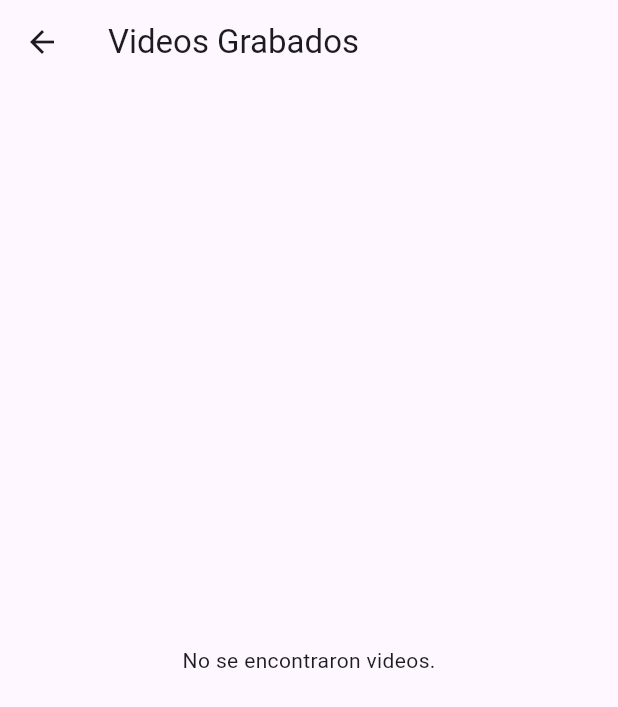
After one commit to QuipuTalk/mobile, a Flutter app: the VideoListScreen screen opened directly, on a phone screen of 412 x 824 dp. The commit adds this screen. Shown: the top 707 px of the screen. Run offline on Flutter 3.47's test engine with Material 3 defaults, Android fonts, the light colour scheme and no system bars; our stand-ins replace camera, permission_handler, video_player.

Commit message:
feat: Prueba grabación y almacenamiento de videos

```diff
--- /dev/null
+++ b/lib/screens/video_list_screen.dart
@@ -0,0 +1,73 @@
+import 'package:flutter/material.dart';
+import 'package:path_provider/path_provider.dart';
+import 'dart:io';
+import 'video_player_screen.dart'; // Importa la pantalla de reproducción de video
+
+class VideoListScreen extends StatefulWidget {
+  @override
+  _VideoListScreenState createState() => _VideoListScreenState();
+}
+
+class _VideoListScreenState extends State<VideoListScreen> {
+  late Future<List<File>> _videoFiles;
+
+  @override
+  void initState() {
+    super.initState();
+    _videoFiles = _getVideoFiles();
+  }
+
+  Future<List<File>> _getVideoFiles() async {
+    final directory = await getApplicationDocumentsDirectory();
+    final videoDir = Directory(directory.path);
+    List<File> videoFiles = [];
+
+    try {
+      videoFiles = videoDir.listSync().where((item) {
+        return item.path.endsWith(".mp4");
+      }).map((item) => File(item.path)).toList();
+    } catch (e) {
+      print("Error obteniendo los videos: $e");
+    }
+
+    return videoFiles;
+  }
+
+  @override
+  Widget build(BuildContext context) {
+    return Scaffold(
+      appBar: AppBar(title: Text('Videos Grabados')),
+      body: FutureBuilder<List<File>>(
+        future: _videoFiles,
+        builder: (context, snapshot) {
+          if (snapshot.connectionState == ConnectionState.done) {
+            if (snapshot.hasData && snapshot.data!.isNotEmpty) {
+              return ListView.builder(
+                itemCount: snapshot.data!.length,
+                itemBuilder: (context, index) {
+                  final videoFile = snapshot.data![index];
+                  return ListTile(
+                    title: Text('Video ${index + 1}'),
+                    subtitle: Text(videoFile.path),
+                    onTap: () {
+                      Navigator.push(
+                        context,
+                        MaterialPageRoute(
+                          builder: (context) => VideoPlayerScreen(videoPath: videoFile.path),
+                        ),
+                      );
+                    },
+                  );
+                },
+              );
+            } else {
+              return Center(child: Text('No se encontraron videos.'));
+            }
+          } else {
+            return Center(child: CircularProgressIndicator());
+          }
+        },
+      ),
+    );
+  }
+}
--- a/pubspec.yaml
+++ b/pubspec.yaml
@@ -30,7 +30,10 @@ environment:
 dependencies:
   flutter:
     sdk: flutter
-
+  camera: ^0.10.0+1
+  path_provider: ^2.0.11  # Añadir esta línea
+  path: ^1.8.3  # Añadir esta línea también para trabajar con rutas
+  video_player: ^2.2.19
 
   # The following adds the Cupertino Icons font to your application.
   # Use with the CupertinoIcons class for iOS style icons.
```
Also changed, not shown: lib/screens/home_screen.dart (+13 -0 lines), lib/screens/video_player_screen.dart (added, +81 -0 lines), lib/screens/video_recording_screen.dart (+155 -12 lines), pubspec.lock.
